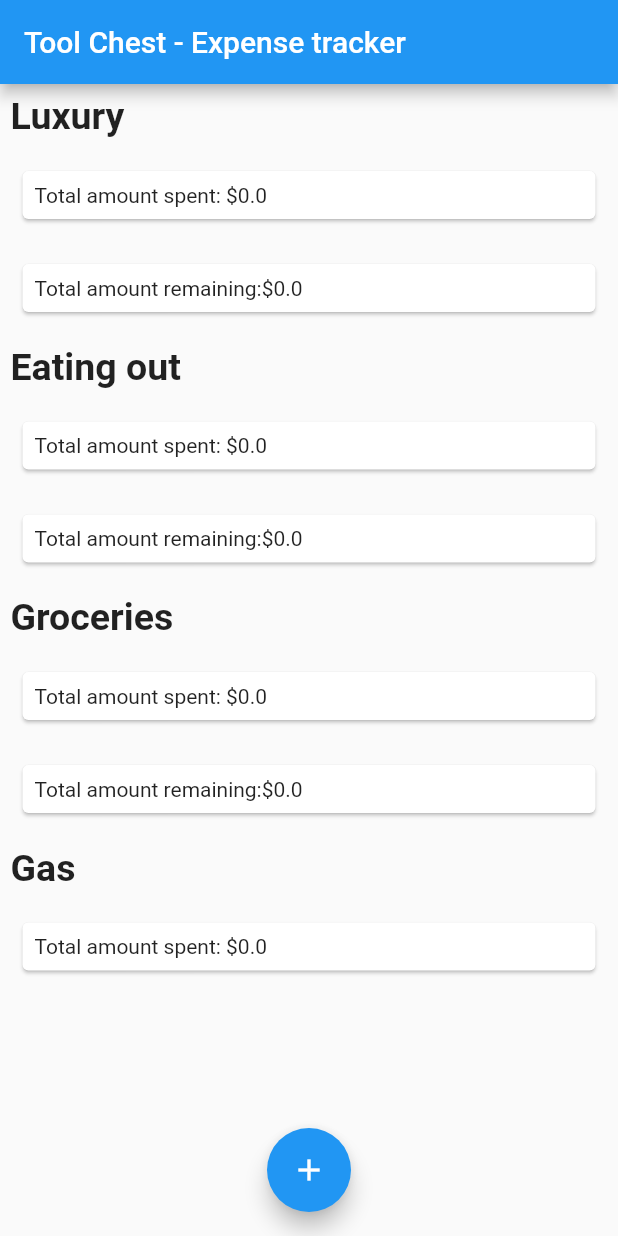
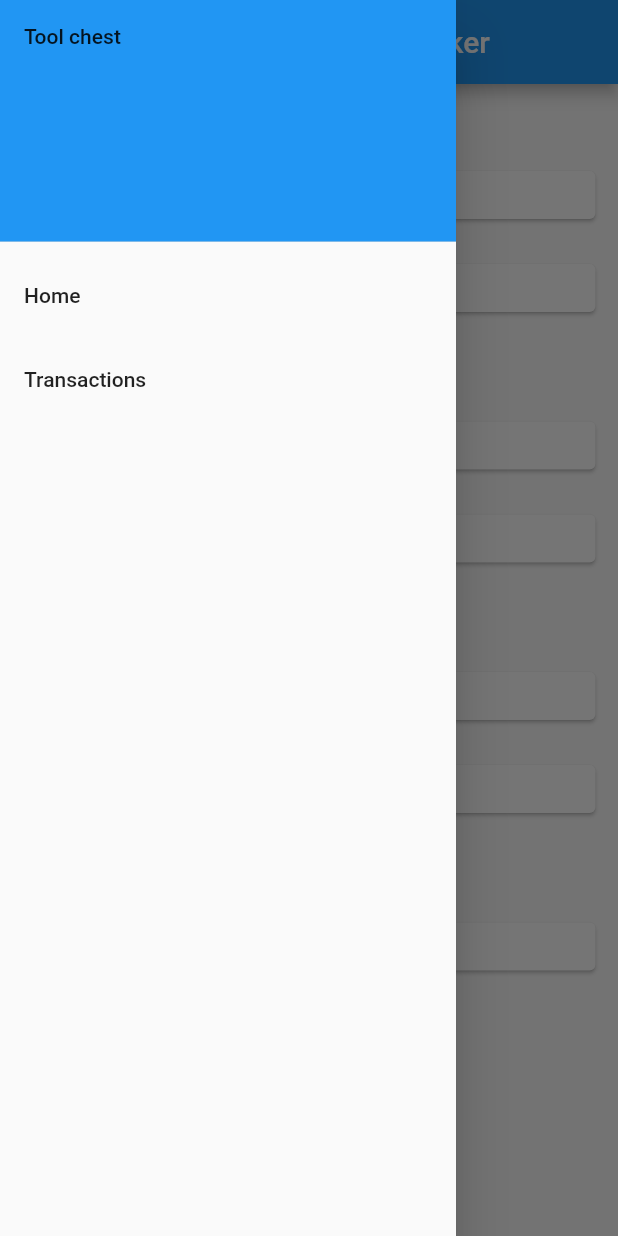
Before and after one commit to flutter-preview/viveksin88-tool_chest_flutter, a Flutter app: the screen it shows after launch, with the side drawer open (before the commit the screen has no drawer), on a phone screen of 412 x 824 dp. Run offline on Flutter 3.47's test engine with Material 2 defaults, Android fonts, the phone set to English and light mode, and no system bars; network calls fail.

Commit message:
Added changes based on server changes

```diff
--- a/lib/model/TransactionItem.dart
+++ b/lib/model/TransactionItem.dart
@@ -1,6 +1,6 @@
 enum TransactionType {
   luxury,
-  eatingOut,
+  eating_out,
   groceries,
   gas
 }
--- a/lib/providers/Transaction.dart
+++ b/lib/providers/Transaction.dart
@@ -20,6 +20,7 @@ class TransactionProviderItem {
 }
 
 class Transaction with ChangeNotifier {
+  var serverUrl = "https://toolchest-viveksin.us2.pitunnel.com";
   List<String> supportedBanks = ["RBC", "TD", "CIBC", "Wealthsimple", "Chase"];
   List<TransactionProviderItem> _transactions = [];
   var _luxuryAmountSpent = 0.0;
@@ -40,7 +41,7 @@ class Transaction with ChangeNotifier {
   Future<void> get transactions async {
     try {
       // _totalAmount = 0;
-      var url = Uri.parse("http://10.0.0.122:3008/transactions");
+      var url = Uri.parse("$serverUrl/transactions");
       final response = await http.get(url);
       final extractedData = json.decode(response.body) as List<dynamic>;
       final List<TransactionProviderItem> transactions = [];
@@ -61,7 +62,7 @@ class Transaction with ChangeNotifier {
 
   Future<void> addTransaction(final String name, final double amount, final TransactionType transactionType) async {
     try {
-      var url = Uri.parse("http://10.0.0.122:3008/transactions");
+      var url = Uri.parse("$serverUrl/transactions");
       final uuid = Uuid().v4();
       final newTransaction = TransactionProviderItem(
           id: uuid,
@@ -129,7 +130,7 @@ class Transaction with ChangeNotifier {
     var amountSpent = 0.0;
     if (_transactions.isNotEmpty) {
       amountSpent = _transactions.where((transaction) => transaction.transactionType ==
-          TransactionType.eatingOut).map((e) =>
+          TransactionType.eating_out).map((e) =>
       e.amount).fold<double>(0, (previous, current) => previous + current);
     }
     return amountSpent;
--- a/lib/screens/HomeScreen.dart
+++ b/lib/screens/HomeScreen.dart
@@ -1,5 +1,6 @@
 import 'package:flutter/material.dart';
 import 'package:provider/provider.dart';
+import 'package:tool_chest/widgets/MainDrawer.dart';
 
 import '../providers/Transaction.dart';
 import '../widgets/NewTransaction.dart';
@@ -32,6 +33,7 @@ class _HomeScreenState extends State<HomeScreen> {
       appBar: AppBar(
         title: const Text("Tool Chest - Expense tracker"),
       ),
+      drawer: const MainDrawer(),
       body: Column(
         crossAxisAlignment: CrossAxisAlignment.start,
         children: [
--- /dev/null
+++ b/lib/widgets/MainDrawer.dart
@@ -0,0 +1,52 @@
+import 'package:flutter/cupertino.dart';
+import 'package:flutter/material.dart';
+import 'package:tool_chest/screens/HomeScreen.dart';
+import 'package:tool_chest/screens/TransactionsScreen.dart';
+
+class MainDrawer extends StatelessWidget {
+  const MainDrawer({Key? key}) : super(key: key);
+
+  @override
+  Widget build(BuildContext context) {
+    // TODO: implement build
+    return Drawer(
+      child: ListView(
+        padding: EdgeInsets.zero,
+        children: [
+          const DrawerHeader(
+            decoration: BoxDecoration(
+              color: Colors.blue,
+            ),
+            child: Text('Tool chest'),
+          ),
+          ListTile(
+            title: const Text('Home'),
+            onTap: () {
+              // Update the state of the app
+              // ...
+              // Then close the drawer
+              // Navigator.pop(context);
+              Navigator.push(
+                context,
+                MaterialPageRoute(builder: (context) => HomeScreen()),
+              );
+            },
+          ),
+          ListTile(
+            title: const Text('Transactions'),
+            onTap: () {
+              // Update the state of the app
+              // ...
+              // Then close the drawer
+              Navigator.push(
+                context,
+                MaterialPageRoute(builder: (context) => const TransactionsScreen()),
+              );
+            },
+          ),
+        ],
+      ),
+    );
+  }
+
+}
```
Also changed, not shown: lib/screens/TransactionsScreen.dart (added, +12 -0 lines).
